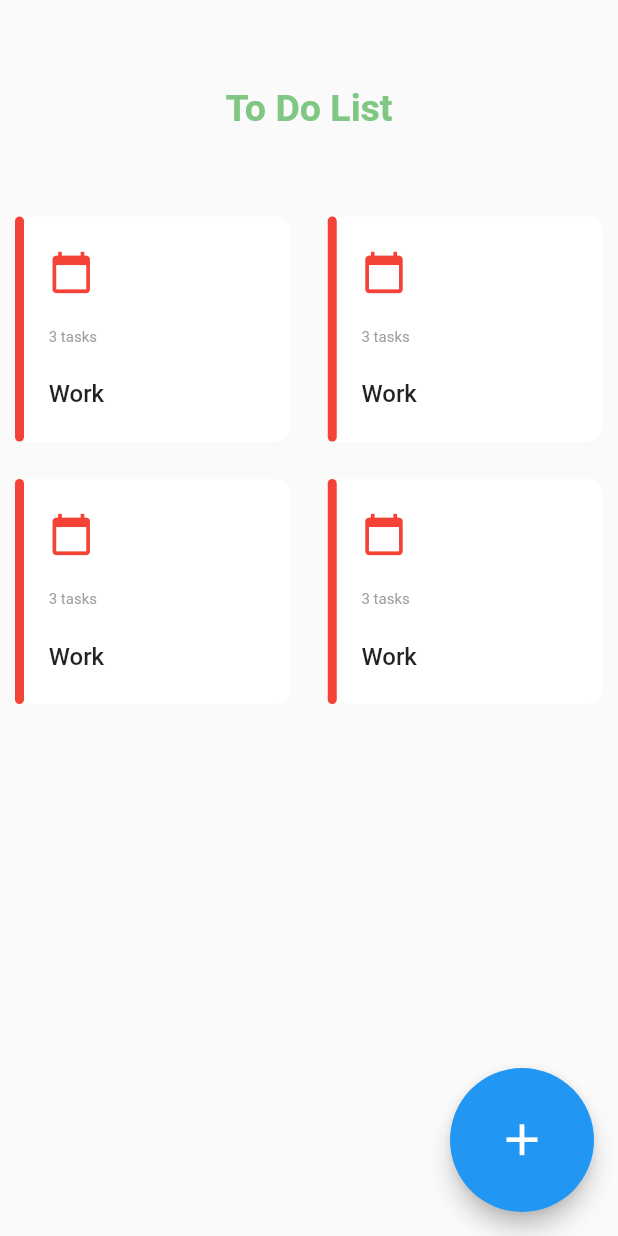
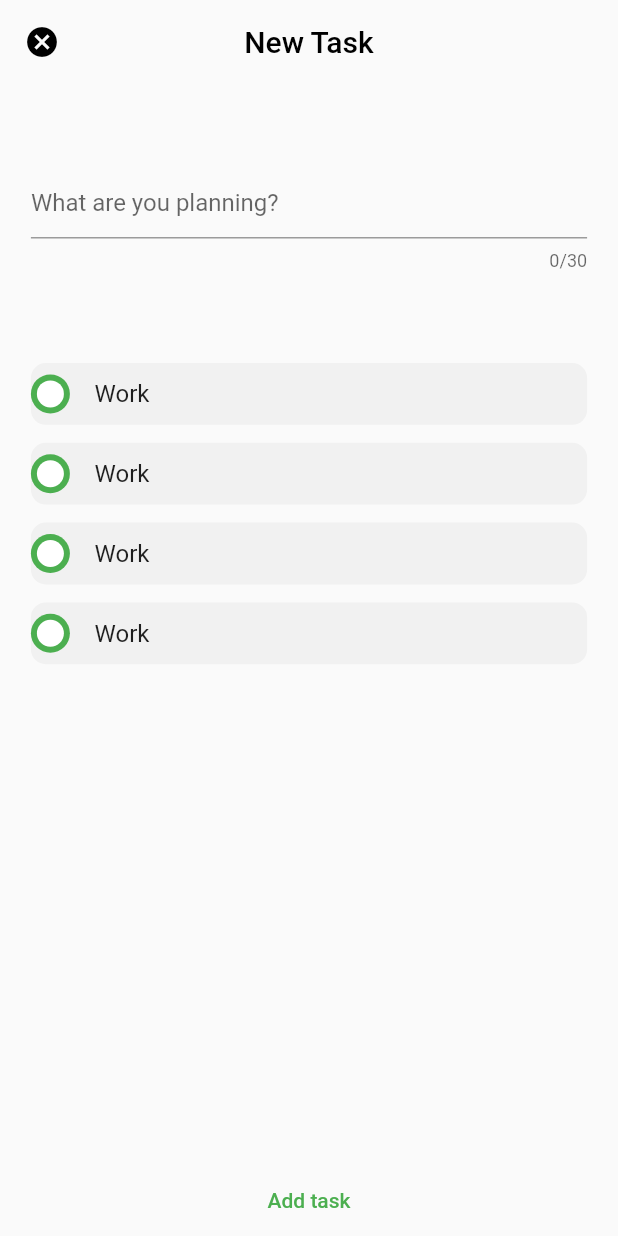
Before and after one commit to Yusuf-bek/TodoApp, a Flutter app: the screen it shows after launch, after a tap on the "add" icon, on a phone screen of 412 x 824 dp. Run offline on Flutter 3.47's test engine with Material 2 defaults, Android fonts, the phone set to English and light mode, and no system bars; our stand-ins replace flutter_modular.

Commit message:
new-task-page ready

```diff
--- /dev/null
+++ b/lib/core/widgets/category_task_widget.dart
@@ -0,0 +1,74 @@
+import 'package:flutter/material.dart';
+import 'package:flutter_modular/flutter_modular.dart';
+
+// ignore: must_be_immutable
+class CategoryTaskWidget extends StatelessWidget {
+  Color categoryIconicColor;
+  CategoryTaskWidget({
+    Key? key,
+    required this.categoryIconicColor,
+  }) : super(key: key);
+
+  @override
+  Widget build(BuildContext context) {
+    return InkWell(
+      onTap: () {
+        Modular.to.pushNamed("/opencategory");
+      },
+      child: Container(
+        width: MediaQuery.of(context).size.width * 0.3,
+        height: MediaQuery.of(context).size.height * 0.4,
+        decoration: const BoxDecoration(
+          color: Colors.white,
+          borderRadius: BorderRadius.only(
+            topRight: Radius.circular(10),
+            bottomRight: Radius.circular(10),
+            topLeft: Radius.circular(5),
+            bottomLeft: Radius.circular(5),
+          ),
+        ),
+        child: Row(
+          children: [
+            Container(
+              height: double.infinity,
+              width: 6,
+              decoration: BoxDecoration(
+                color: categoryIconicColor,
+                borderRadius: BorderRadius.circular(5),
+              ),
+            ),
+            SizedBox(
+              width: MediaQuery.of(context).size.width * 0.04,
+            ),
+            Column(
+              mainAxisAlignment: MainAxisAlignment.spaceEvenly,
+              crossAxisAlignment: CrossAxisAlignment.start,
+              children: [
+                Icon(
+                  Icons.calendar_today,
+                  color: categoryIconicColor,
+                  size: 30,
+                ),
+                const Text(
+                  "3 tasks",
+                  style: TextStyle(
+                    fontSize: 10,
+                    fontWeight: FontWeight.w400,
+                    color: Colors.grey,
+                  ),
+                ),
+                const Text(
+                  "Work",
+                  style: TextStyle(
+                    fontSize: 16,
+                    fontWeight: FontWeight.w500,
+                  ),
+                ),
+              ],
+            ),
+          ],
+        ),
+      ),
+    );
+  }
+}
--- /dev/null
+++ b/lib/core/widgets/my_circle_widget.dart
@@ -0,0 +1,19 @@
+import 'package:flutter/material.dart';
+
+class MyCircleWidget extends StatelessWidget {
+  const MyCircleWidget({
+    Key? key,
+  }) : super(key: key);
+
+  @override
+  Widget build(BuildContext context) {
+    return const CircleAvatar(
+      backgroundColor: Colors.green,
+      radius: 13,
+      child: CircleAvatar(
+        radius: 9,
+        backgroundColor: Colors.white,
+      ),
+    );
+  }
+}
--- a/lib/core/widgets/task_category_widget.dart
+++ /dev/null
@@ -1,67 +0,0 @@
-import 'package:flutter/material.dart';
-
-class TaskCategoryWidget extends StatelessWidget {
-  Color categoryIconicColor;
-  TaskCategoryWidget({
-    Key? key,
-    required this.categoryIconicColor,
-  }) : super(key: key);
-
-  @override
-  Widget build(BuildContext context) {
-    return Container(
-      width: MediaQuery.of(context).size.width * 0.3,
-      height: MediaQuery.of(context).size.height * 0.4,
-      decoration: const BoxDecoration(
-        color: Colors.white,
-        borderRadius: BorderRadius.only(
-          topRight: Radius.circular(10),
-          bottomRight: Radius.circular(10),
-          topLeft: Radius.circular(5),
-          bottomLeft: Radius.circular(5),
-        ),
-      ),
-      child: Row(
-        children: [
-          Container(
-            height: double.infinity,
-            width: 6,
-            decoration: BoxDecoration(
-              color: categoryIconicColor,
-              borderRadius: BorderRadius.circular(5),
-            ),
-          ),
-          SizedBox(
-            width: MediaQuery.of(context).size.width * 0.04,
-          ),
-          Column(
-            mainAxisAlignment: MainAxisAlignment.spaceEvenly,
-            crossAxisAlignment: CrossAxisAlignment.start,
-            children: [
-              Icon(
-                Icons.calendar_today,
-                color: categoryIconicColor,
-                size: 30,
-              ),
-              const Text(
-                "3 tasks",
-                style: TextStyle(
-                  fontSize: 10,
-                  fontWeight: FontWeight.w400,
-                  color: Colors.grey,
-                ),
-              ),
-              const Text(
-                "Work",
-                style: TextStyle(
-                  fontSize: 16,
-                  fontWeight: FontWeight.w500,
-                ),
-              ),
-            ],
-          ),
-        ],
-      ),
-    );
-  }
-}
--- a/lib/myapp_widget.dart
+++ b/lib/myapp_widget.dart
@@ -9,7 +9,7 @@ class MyApp extends StatelessWidget {
     return MaterialApp.router(
       title: 'TodoApp',
       theme: ThemeData(
-        primarySwatch: Colors.blue,
+        primarySwatch: Colors.green,
       ),
       debugShowCheckedModeBanner: false,
       routeInformationParser: Modular.routeInformationParser,
--- /dev/null
+++ b/lib/view/add_task_page.dart
@@ -0,0 +1,106 @@
+import 'package:flutter/material.dart';
+import 'package:flutter_modular/flutter_modular.dart';
+import 'package:todoapp/core/widgets/my_circle_widget.dart';
+
+class AddTaskPage extends StatelessWidget {
+  const AddTaskPage({Key? key}) : super(key: key);
+
+  @override
+  Widget build(BuildContext context) {
+    return Scaffold(
+      appBar: AppBar(
+        elevation: 0,
+        backgroundColor: Colors.transparent,
+        centerTitle: true,
+        title: const Text(
+          "New Task",
+          style: TextStyle(
+            color: Colors.black,
+          ),
+        ),
+        leading: IconButton(
+          onPressed: () {
+            Modular.to.pop();
+          },
+          icon: const Icon(
+            Icons.cancel,
+            color: Colors.black,
+          ),
+        ),
+      ),
+      body: Padding(
+        padding: EdgeInsets.symmetric(
+          horizontal: MediaQuery.of(context).size.width * 0.05,
+        ),
+        child: Column(
+          children: [
+            Expanded(
+              flex: 1,
+              child: SizedBox(
+                width: MediaQuery.of(context).size.width,
+                child: Column(
+                  mainAxisAlignment: MainAxisAlignment.center,
+                  children: const [
+                    TextField(
+                      cursorColor: Colors.grey,
+                      maxLength: 30,
+                      decoration: InputDecoration(
+                        hintText: "What are you planning?",
+                      ),
+                    ),
+                  ],
+                ),
+              ),
+            ),
+            Expanded(
+              flex: 3,
+              child: SizedBox(
+                width: MediaQuery.of(context).size.width,
+                child: ListView.builder(
+                  itemCount: 4,
+                  itemBuilder: (context, index) {
+                    return newTaskTypeWidget(context);
+                  },
+                ),
+              ),
+            ),
+            TextButton(
+              onPressed: () {},
+              child: const Text("Add task"),
+            ),
+          ],
+        ),
+      ),
+    );
+  }
+
+  InkWell newTaskTypeWidget(BuildContext context) {
+    return InkWell(
+      onTap: () {},
+      child: Container(
+        margin: const EdgeInsets.symmetric(vertical: 6),
+        width: double.infinity,
+        height: MediaQuery.of(context).size.height * 0.05,
+        decoration: BoxDecoration(
+          borderRadius: BorderRadius.circular(10),
+          color: Colors.grey.withOpacity(0.1),
+        ),
+        child: Row(
+          children: [
+            const MyCircleWidget(),
+            SizedBox(
+              width: MediaQuery.of(context).size.width * 0.04,
+            ),
+            const Text(
+              "Work",
+              style: TextStyle(
+                fontSize: 16,
+                fontWeight: FontWeight.w400,
+              ),
+            ),
+          ],
+        ),
+      ),
+    );
+  }
+}
--- a/lib/view/home_page.dart
+++ b/lib/view/home_page.dart
@@ -1,14 +1,15 @@
 import 'package:flutter/material.dart';
-import 'package:todoapp/core/widgets/task_category_widget.dart';
+import 'package:flutter_modular/flutter_modular.dart';
+import 'package:todoapp/core/widgets/category_task_widget.dart';
 
 class HomePage extends StatelessWidget {
   const HomePage({Key? key}) : super(key: key);
 
   @override
   Widget build(BuildContext context) {
-    return Scaffold(
-      body: SafeArea(
-        child: Padding(
+    return SafeArea(
+      child: Scaffold(
+        body: Padding(
           padding: const EdgeInsets.symmetric(horizontal: 10),
           child: Column(
             children: [
@@ -20,9 +21,10 @@ class HomePage extends StatelessWidget {
                 child: Text(
                   "To Do List",
                   style: TextStyle(
-                      fontSize: 25,
-                      fontWeight: FontWeight.w700,
-                      color: Colors.green.shade300),
+                    fontSize: 25,
+                    fontWeight: FontWeight.w700,
+                    color: Colors.green.shade300,
+                  ),
                 ),
               ),
               Expanded(
@@ -37,8 +39,8 @@ class HomePage extends StatelessWidget {
                     ),
                     itemCount: 4,
                     itemBuilder: (context, index) {
-                      return TaskCategoryWidget(
-                        categoryIconicColor: Colors.red,
+                      return CategoryTaskWidget(
+                        categoryIconicColor: Colors.green,
                       );
                     },
                   ),
@@ -47,13 +49,15 @@ class HomePage extends StatelessWidget {
             ],
           ),
         ),
-      ),
-      floatingActionButton: FloatingActionButton.large(
-        child: const Icon(
-          Icons.add,
-          size: 35,
+        floatingActionButton: FloatingActionButton(
+          child: const Icon(
+            Icons.add,
+            size: 35,
+          ),
+          onPressed: () {
+            Modular.to.pushNamed("/addtask");
+          },
         ),
-        onPressed: () {},
       ),
     );
   }
```
Also changed, not shown: lib/core/widgets/task_widget.dart (added, +48 -0 lines), lib/main.dart (+11 -2 lines), lib/view/open_category_page.dart (added, +90 -0 lines).
